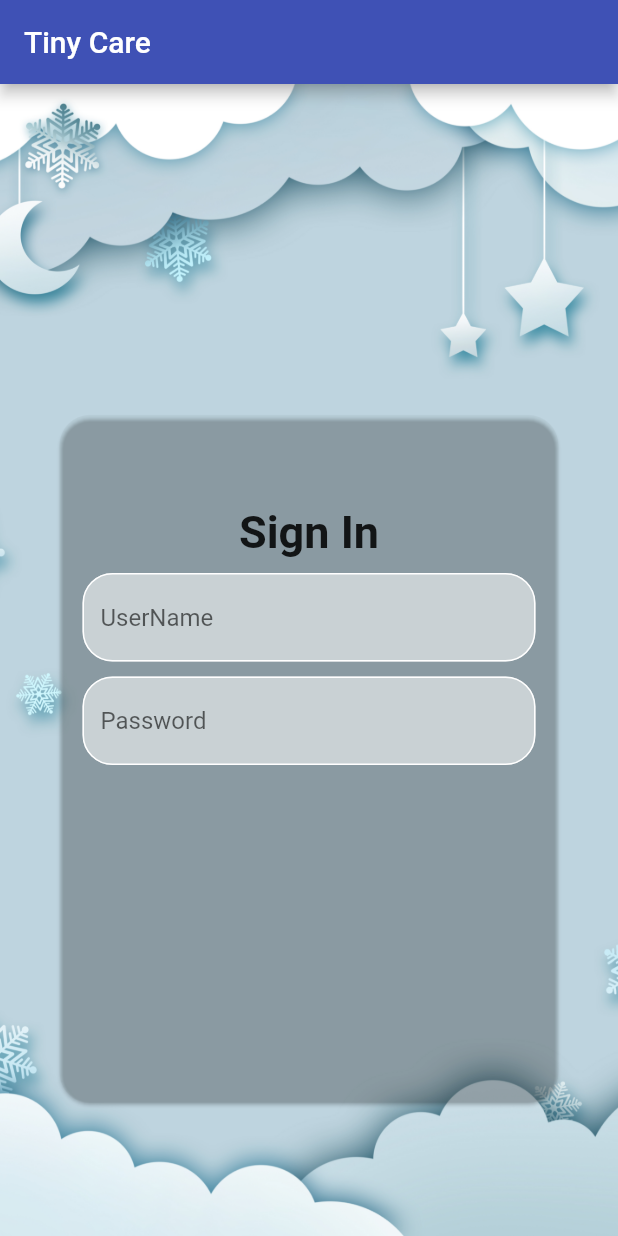
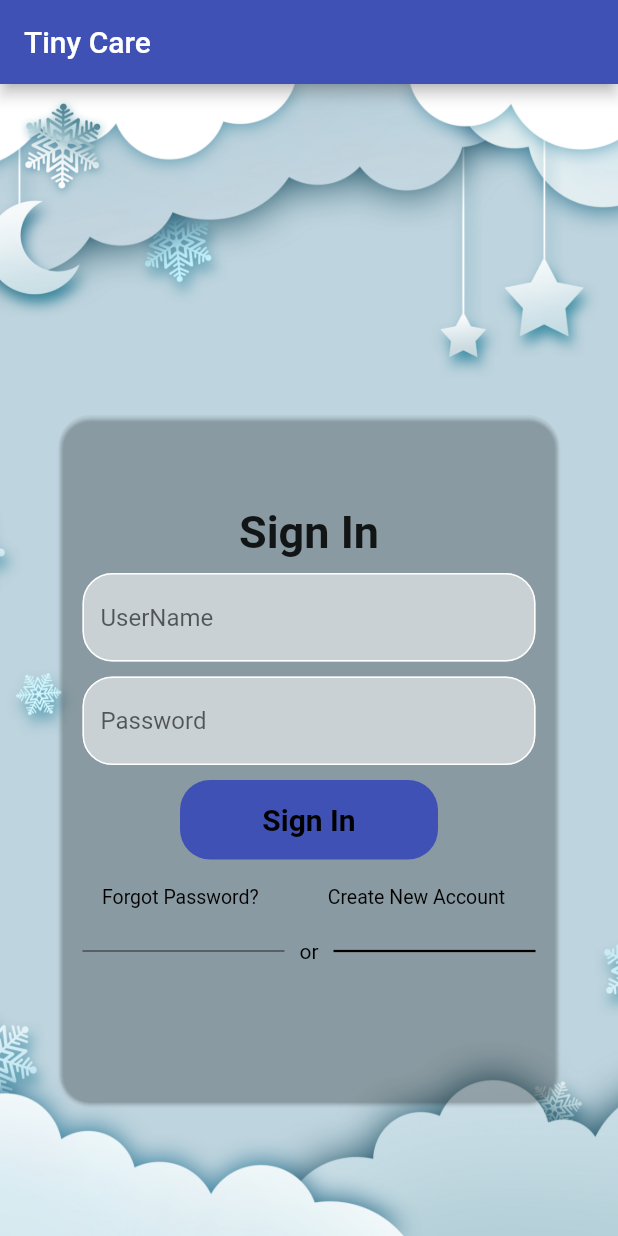
Before and after one commit to Chalana-98/Tiny_Care, a Flutter app: the screen it shows after launch, on a phone screen of 412 x 824 dp. Run offline on Flutter 3.47's test engine with Material 2 defaults, Android fonts, the phone set to English and light mode, and no system bars.

Commit message:
sign in button add

```diff
--- /dev/null
+++ b/lib/components/my_button.dart
@@ -0,0 +1,34 @@
+import 'package:flutter/material.dart';
+
+class MyButton extends StatefulWidget {
+
+   MyButton({Key? key, required this.onTap}) : super(key: key);
+
+  final Function()? onTap;
+
+  @override
+  State<MyButton> createState() => _MyButtonState();
+}
+
+class _MyButtonState extends State<MyButton> {
+  @override
+  Widget build(BuildContext context) {
+    return  GestureDetector(
+      onTap: widget.onTap,
+      child: Container(
+        padding: EdgeInsets.all(15),
+        margin: EdgeInsets.symmetric(horizontal: 80),
+        decoration: BoxDecoration(color: Colors.indigo,
+        borderRadius: BorderRadius.circular(20)),
+        child: Center(
+
+         child: Text('Sign In',
+         style: TextStyle(color: Colors.black,
+         fontSize: 20,
+         fontWeight: FontWeight.bold),),
+
+        ),
+      ),
+    );
+  }
+}
--- a/lib/screens/login_page.dart
+++ b/lib/screens/login_page.dart
@@ -1,19 +1,25 @@
 import 'package:flutter/material.dart';
+import 'package:tiny_care/components/my_button.dart';
 import 'package:tiny_care/components/my_textfield.dart';
 import '../widgets/background_image.dart';
 
 class Root extends StatefulWidget {
   const Root({Key? key}) : super(key: key);
 
-  //Text Controller
 
 
 
   @override
   State<Root> createState() => _RootState();
 }
+
+//Text Controller
+
 final usernameController = TextEditingController();
 final passwordController = TextEditingController();
+//Sign User In
+
+void signUserIn(){}
 
 class _RootState extends State<Root> {
   @override
@@ -64,15 +70,93 @@ class _RootState extends State<Root> {
 
 
                     const SizedBox(height: 10,),
+
                     //Password
                     MyTextField(
                       controller : passwordController,
                       hintText: 'Password',
                       obscureText: true,
                     ),
-                    //
 
-                    //
+                    //Sign In Button
+                    const SizedBox(height: 10,),
+                    MyButton(
+                      onTap: (){},
+                    ),
+
+
+                    const SizedBox(height: 1,),
+
+                    // forgot button
+                    Row(
+                      children: [
+                        const SizedBox(width: 20,),
+                        Column(
+                          children: [
+                            TextButton(
+                              style: TextButton.styleFrom(
+                                textStyle: const TextStyle(fontSize: 13),
+                              ),
+                              onPressed: (){},
+                              child: const Text('Forgot Password?',
+                              style: TextStyle(
+                                color: Colors.black
+                              ),),
+                            ),
+                          ],
+                        ),
+
+                        const SizedBox(width: 30,),
+                        Column(
+                          children: [
+                            TextButton(
+                              style: TextButton.styleFrom(
+                                textStyle: const TextStyle(fontSize: 13),
+
+                              ),
+                              onPressed: (){},
+                              child: const Text('Create New Account', style: TextStyle(
+                                color: Colors.black
+                              ),
+                              ),
+                            ),
+                          ],
+                        ),
+                      ],
+                    ),
+
+                    //or Sign In button
+                    const SizedBox(height: 4,),
+
+                    Padding(
+                      padding: const EdgeInsets.symmetric(horizontal: 15),
+                      child: Row(
+                        children: const [
+                          Expanded(
+                            child: Divider(
+                              thickness: 0.5,
+                              color: Colors.black,
+                            ),
+                          ),
+
+                          Padding(
+                            padding: EdgeInsets.symmetric(horizontal: 10),
+                            child: Text('or',
+                            style: TextStyle(
+                              color: Colors.black
+                            ),),
+                          ),
+
+                          Expanded(
+                            child: Divider(
+                              thickness: 1.5,
+                              color: Colors.black,
+                            ),
+                          ),
+                        ],
+                      ),
+                    ),
+
                   ],
                 ),
               ),
```
